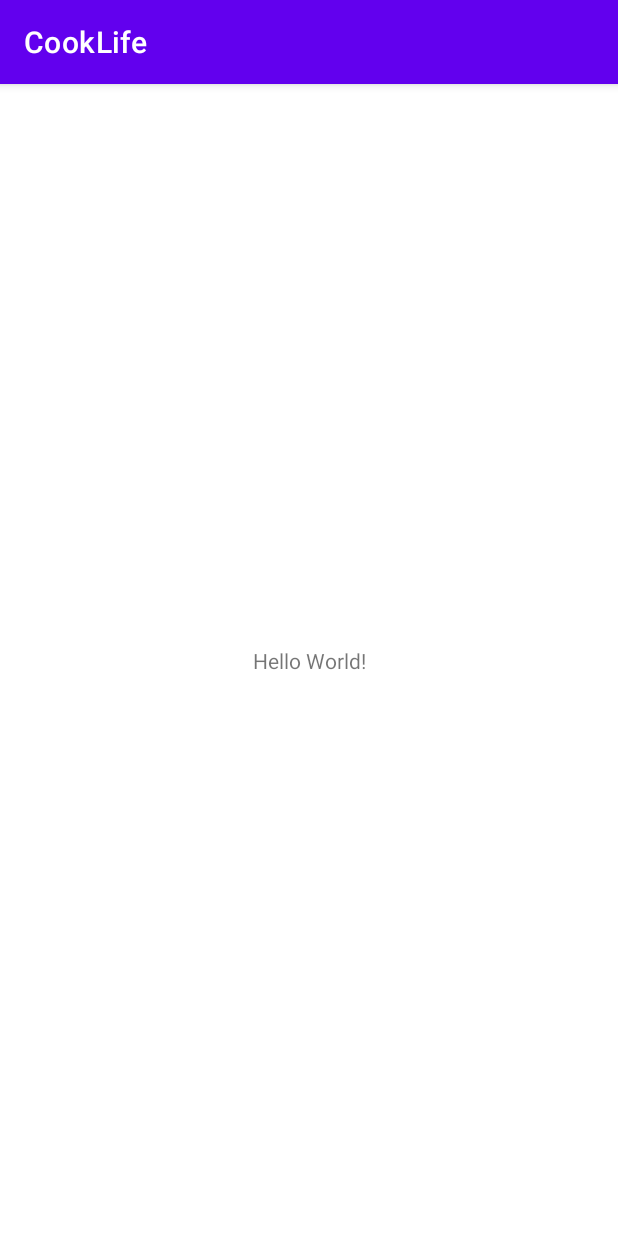
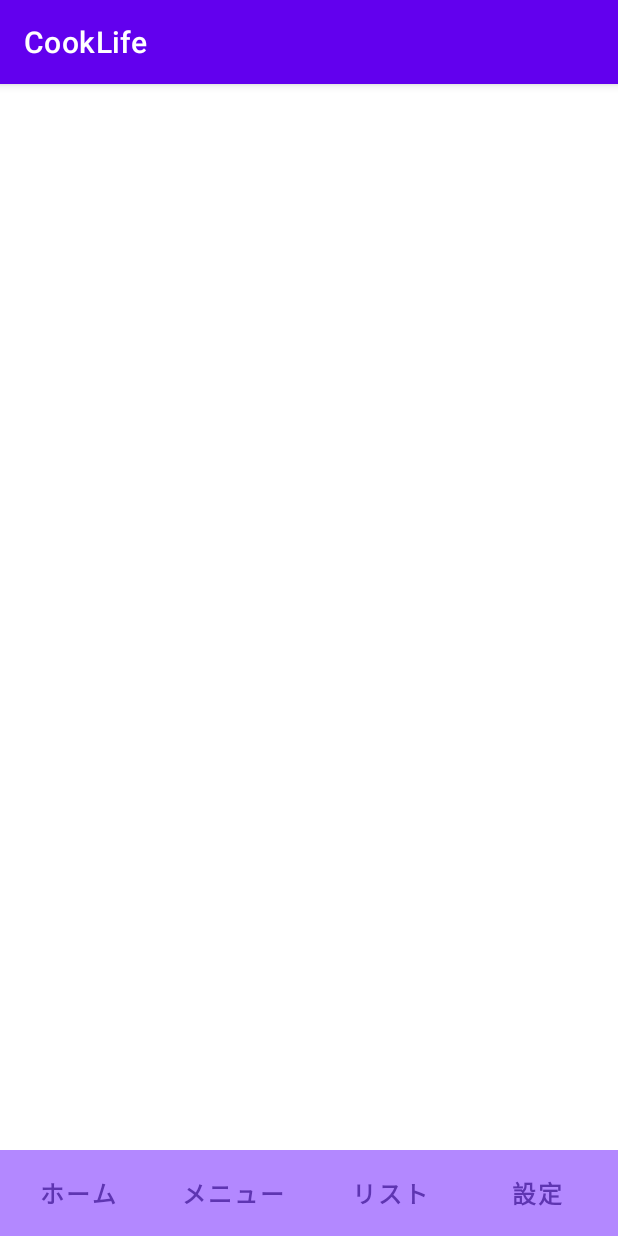
Before and after one commit to harayuta1105/cook, an Android app: the screen it shows after launch (MainActivity), on a phone screen of 412 x 824 dp. Run offline under Robolectric (Android 15) with nearby library versions, the phone set to English and light mode, and no system bars.

Commit message:
ボタンの配置完了

```diff
--- /dev/null
+++ b/app/src/main/res/drawable/drawable.xml
@@ -0,0 +1,5 @@
+<?xml version="1.0" encoding="utf-8"?>
+<selector xmlns:android="http://schemas.android.com/apk/res/android">
+    <item android:drawable="@color/clearButtonPressed" android:state_pressed="true" />
+    <item android:drawable="@android:color/transparent" />
+</selector>
--- a/app/src/main/res/layout/activity_main.xml
+++ b/app/src/main/res/layout/activity_main.xml
@@ -6,13 +6,75 @@
     android:layout_height="match_parent"
     tools:context=".MainActivity">
 
-    <TextView
+    <Button
+        android:id="@+id/homeButton"
         android:layout_width="wrap_content"
         android:layout_height="wrap_content"
-        android:text="Hello World!"
+        android:layout_marginEnd="10dp"
+        android:background="@drawable/drawable"
+        android:fontFamily="sans-serif-black"
+        android:text="@string/home"
+        android:textColor="#5E35B1"
+        android:textSize="16sp"
+        app:layout_constraintBottom_toBottomOf="@+id/backColor"
+        app:layout_constraintEnd_toStartOf="@+id/menuButton"
+        app:layout_constraintTop_toTopOf="@+id/backColor"
+        tools:ignore="MissingConstraints,TextContrastCheck" />
+
+    <Button
+        android:id="@+id/menuButton"
+        android:layout_width="wrap_content"
+        android:layout_height="wrap_content"
+        android:layout_marginEnd="10dp"
+        android:background="@drawable/drawable"
+        android:fontFamily="sans-serif-black"
+        android:text="@string/menu"
+        android:textColor="#5E35B1"
+        android:textSize="16sp"
+        app:layout_constraintBottom_toBottomOf="@+id/backColor"
+        app:layout_constraintEnd_toStartOf="@+id/listButton"
+        app:layout_constraintTop_toTopOf="@+id/backColor"
+        tools:ignore="MissingConstraints,TextContrastCheck" />
+
+    <Button
+        android:id="@+id/listButton"
+        android:layout_width="wrap_content"
+        android:layout_height="wrap_content"
+        android:layout_marginEnd="10dp"
+        android:background="@drawable/drawable"
+        android:fontFamily="sans-serif-black"
+        android:text="@string/list"
+        android:textColor="#5E35B1"
+        android:textSize="16sp"
+        app:layout_constraintBottom_toBottomOf="@+id/backColor"
+        app:layout_constraintEnd_toStartOf="@+id/optionButton"
+        app:layout_constraintTop_toTopOf="@+id/backColor"
+        tools:ignore="TextContrastCheck" />
+
+    <Button
+        android:id="@+id/optionButton"
+        android:layout_width="wrap_content"
+        android:layout_height="wrap_content"
+        android:layout_marginEnd="10dp"
+        android:background="@drawable/drawable"
+        android:fontFamily="sans-serif-black"
+        android:text="@string/option"
+        android:textColor="#5E35B1"
+        android:textSize="16sp"
+        app:layout_constraintBottom_toBottomOf="@+id/backColor"
+        app:layout_constraintEnd_toEndOf="@+id/backColor"
+        app:layout_constraintTop_toTopOf="@+id/backColor"
+        tools:ignore="TextContrastCheck" />
+
+    <TextView
+        android:id="@+id/backColor"
+        android:layout_width="0dp"
+        android:layout_height="57dp"
+        android:background="@color/pa"
+        android:textSize="16sp"
         app:layout_constraintBottom_toBottomOf="parent"
         app:layout_constraintEnd_toEndOf="parent"
-        app:layout_constraintStart_toStartOf="parent"
-        app:layout_constraintTop_toTopOf="parent" />
+        app:layout_constraintHorizontal_bias="1.0"
+        app:layout_constraintStart_toStartOf="parent" />
 
 </androidx.constraintlayout.widget.ConstraintLayout>
--- a/app/src/main/res/values/colors.xml
+++ b/app/src/main/res/values/colors.xml
@@ -7,4 +7,6 @@
     <color name="teal_700">#FF018786</color>
     <color name="black">#FF000000</color>
     <color name="white">#FFFFFFFF</color>
+    <color name="pa">#B388FF</color>
+    <color name="clearButtonPressed">#33000000</color>
 </resources>
--- a/app/src/main/res/values/strings.xml
+++ b/app/src/main/res/values/strings.xml
@@ -1,3 +1,7 @@
 <resources>
     <string name="app_name">CookLife</string>
+    <string name="home">ホーム</string>
+    <string name="menu">メニュー</string>
+    <string name="list">リスト</string>
+    <string name="option">設定</string>
 </resources>
```
Also changed, not shown: app/src/main/res/drawable/midori.jpg (added).
